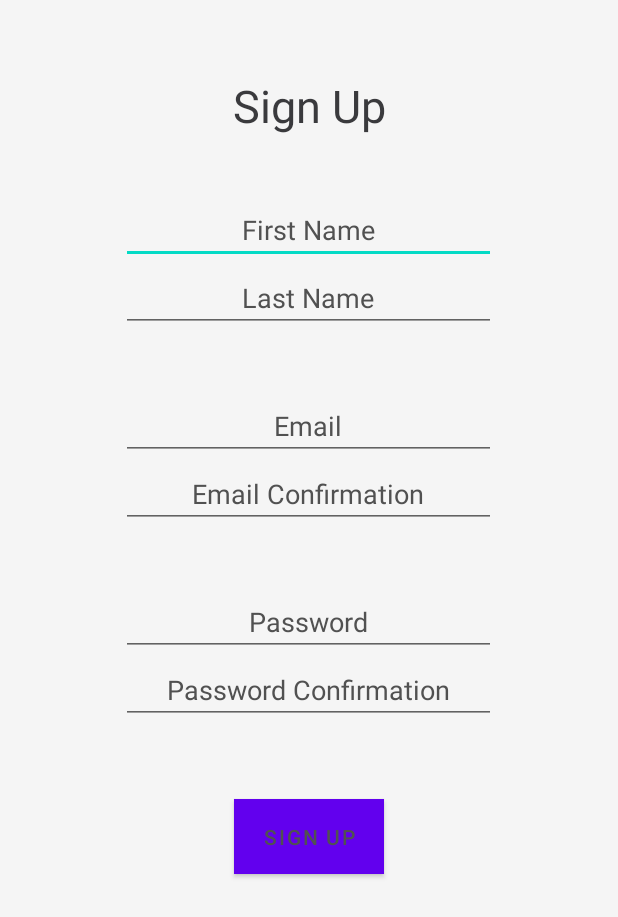
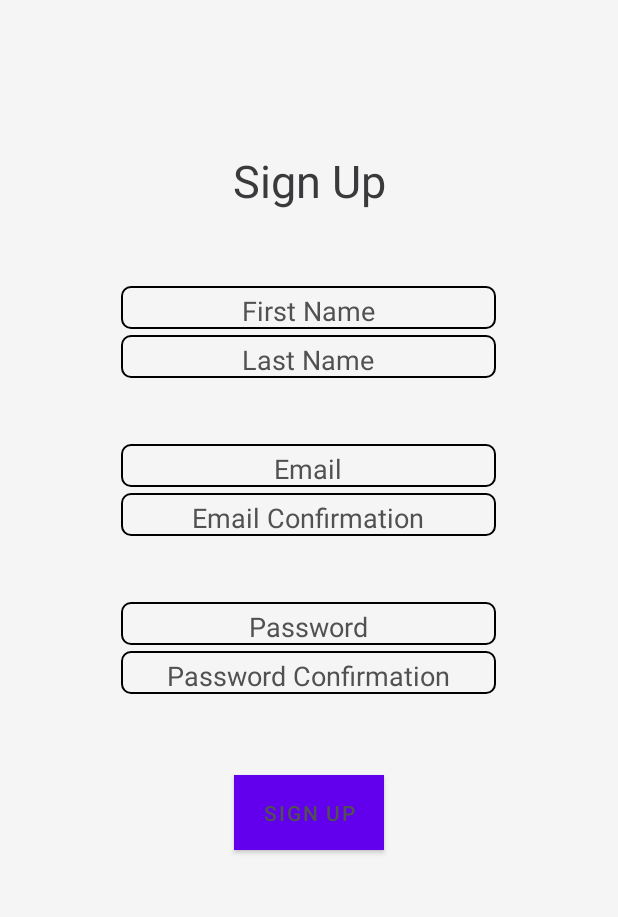
Before and after one commit to TheRealTimo/CarAuctionApp, an Android app: the layout sign_up_form.xml on its own in the app's theme, with its tools: preview values and no code run, on a phone screen of 412 x 824 dp. Shown: the top 917 px of the screen. Run offline under Robolectric (Android 15) with nearby library versions, the phone set to English and light mode, and no system bars.

Commit message:
CAR-14: Add input field borders drawable and improve sign up form styles
- Add drawable border with rounder corners for the input fields
- Add "signUp" prefix to all inputs id on sign up page, to make them unique
- Add padding to input fields
- Improve spacing on the sign up form page

```diff
--- /dev/null
+++ b/CarAuctionApp/app/src/main/res/drawable/rectangleBorderWithRoundedCorners.xml
@@ -0,0 +1,11 @@
+<?xml version="1.0" encoding="utf-8"?>
+<inset xmlns:android="http://schemas.android.com/apk/res/android"
+    android:insetBottom="4dp">
+
+    <shape android:shape="rectangle">
+        <solid android:color="#F5F5F5" />
+        <stroke android:width="1dp" android:color="#000000" />
+        <corners android:radius="6dp" />
+    </shape>
+
+</inset>
--- a/CarAuctionApp/app/src/main/res/layout/sign_up_form.xml
+++ b/CarAuctionApp/app/src/main/res/layout/sign_up_form.xml
@@ -9,8 +9,8 @@
         android:id="@+id/signUpTitle"
         android:layout_width="match_parent"
         android:layout_height="wrap_content"
-        android:layout_marginTop="50dp"
-        android:layout_marginBottom="40dp"
+        android:layout_marginTop="100dp"
+        android:layout_marginBottom="50dp"
         android:layout_centerHorizontal="true"
         android:gravity="center"
         android:text="Sign Up"
@@ -19,12 +19,14 @@
         />
 
     <EditText
-        android:id="@+id/firstName"
+        android:id="@+id/signUpFirstName"
         android:layout_width="250dp"
         android:layout_height="wrap_content"
         android:layout_centerHorizontal="true"
         android:layout_below="@id/signUpTitle"
         android:gravity="center"
+        android:background="@drawable/rectangleBorderWithRoundedCorners"
+        android:padding="4dp"
         android:hint="First Name"
         android:autofillHints="name"
         android:textColorHint="#515151"
@@ -32,12 +34,14 @@
         android:inputType="text"/>
 
     <EditText
-        android:id="@+id/lastName"
+        android:id="@+id/signUpLastName"
         android:layout_width="250dp"
         android:layout_height="wrap_content"
         android:layout_centerHorizontal="true"
-        android:layout_below="@id/firstName"
+        android:layout_below="@id/signUpFirstName"
         android:gravity="center"
+        android:background="@drawable/rectangleBorderWithRoundedCorners"
+        android:padding="4dp"
         android:hint="Last Name"
         android:autofillHints="name"
         android:textColorHint="#515151"
@@ -45,13 +49,15 @@
         android:inputType="text"/>
 
     <EditText
-        android:id="@+id/email"
+        android:id="@+id/signUpEmail"
         android:layout_width="250dp"
         android:layout_height="wrap_content"
         android:layout_marginTop="40dp"
         android:layout_centerHorizontal="true"
-        android:layout_below="@id/lastName"
+        android:layout_below="@id/signUpLastName"
         android:gravity="center"
+        android:background="@drawable/rectangleBorderWithRoundedCorners"
+        android:padding="4dp"
         android:hint="Email"
         android:autofillHints="emailAddress"
         android:textColorHint="#515151"
@@ -59,12 +65,14 @@
         android:inputType="textEmailAddress"/>
 
     <EditText
-        android:id="@+id/emailConfirmation"
+        android:id="@+id/signUpEmailConfirmation"
         android:layout_width="250dp"
         android:layout_height="wrap_content"
         android:layout_centerHorizontal="true"
-        android:layout_below="@id/email"
+        android:layout_below="@id/signUpEmail"
         android:gravity="center"
+        android:background="@drawable/rectangleBorderWithRoundedCorners"
+        android:padding="4dp"
         android:hint="Email Confirmation"
         android:autofillHints="emailAddress"
         android:textColorHint="#515151"
@@ -72,13 +80,15 @@
         android:inputType="textEmailAddress"/>
 
     <EditText
-        android:id="@+id/password"
+        android:id="@+id/signUpPassword"
         android:layout_width="250dp"
         android:layout_height="wrap_content"
         android:layout_marginTop="40dp"
         android:layout_centerHorizontal="true"
-        android:layout_below="@id/emailConfirmation"
+        android:layout_below="@id/signUpEmailConfirmation"
         android:gravity="center"
+        android:background="@drawable/rectangleBorderWithRoundedCorners"
+        android:padding="4dp"
         android:hint="Password"
         android:autofillHints="password"
         android:textColorHint="#515151"
@@ -86,12 +96,14 @@
         android:inputType="textPassword"/>
 
     <EditText
-        android:id="@+id/passwordConfirmation"
+        android:id="@+id/signUpPasswordConfirmation"
         android:layout_width="250dp"
         android:layout_height="wrap_content"
         android:layout_centerHorizontal="true"
-        android:layout_below="@id/password"
+        android:layout_below="@id/signUpPassword"
         android:gravity="center"
+        android:background="@drawable/rectangleBorderWithRoundedCorners"
+        android:padding="4dp"
         android:autofillHints="password"
         android:hint="Password Confirmation"
         android:textColorHint="#515151"
@@ -103,7 +115,7 @@
         android:layout_height="50dp"
         android:layout_marginTop="50dp"
         android:layout_centerHorizontal="true"
-        android:layout_below="@id/passwordConfirmation"
+        android:layout_below="@id/signUpPasswordConfirmation"
         android:background="#00e8b6"
         android:text="Sign Up"
         android:textColor="#515151"/>
```
